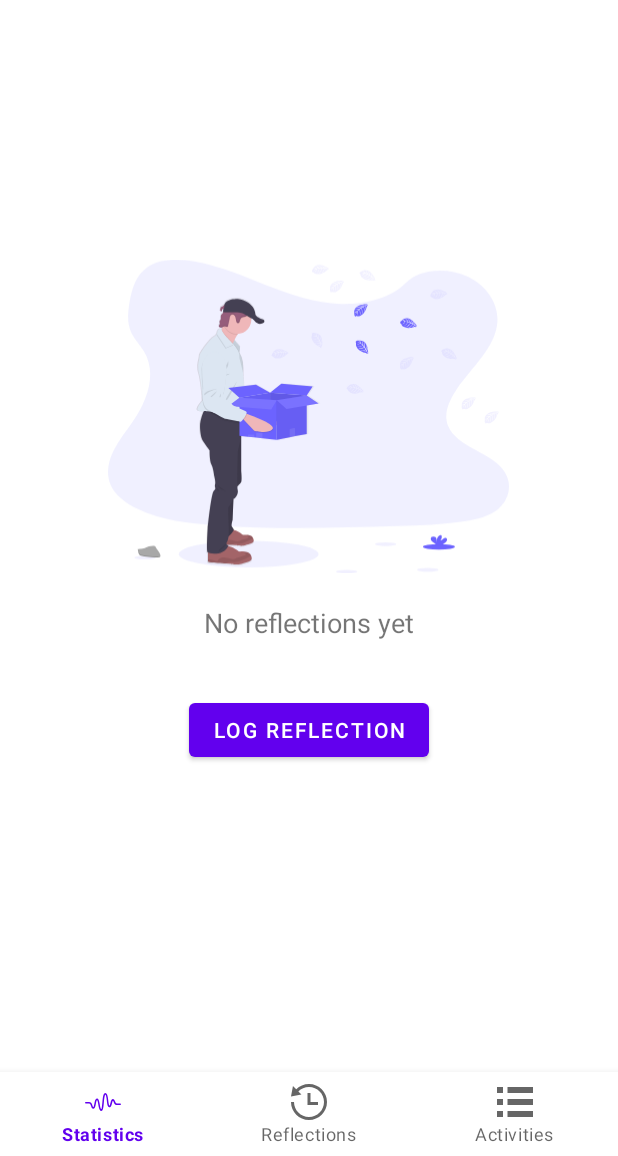
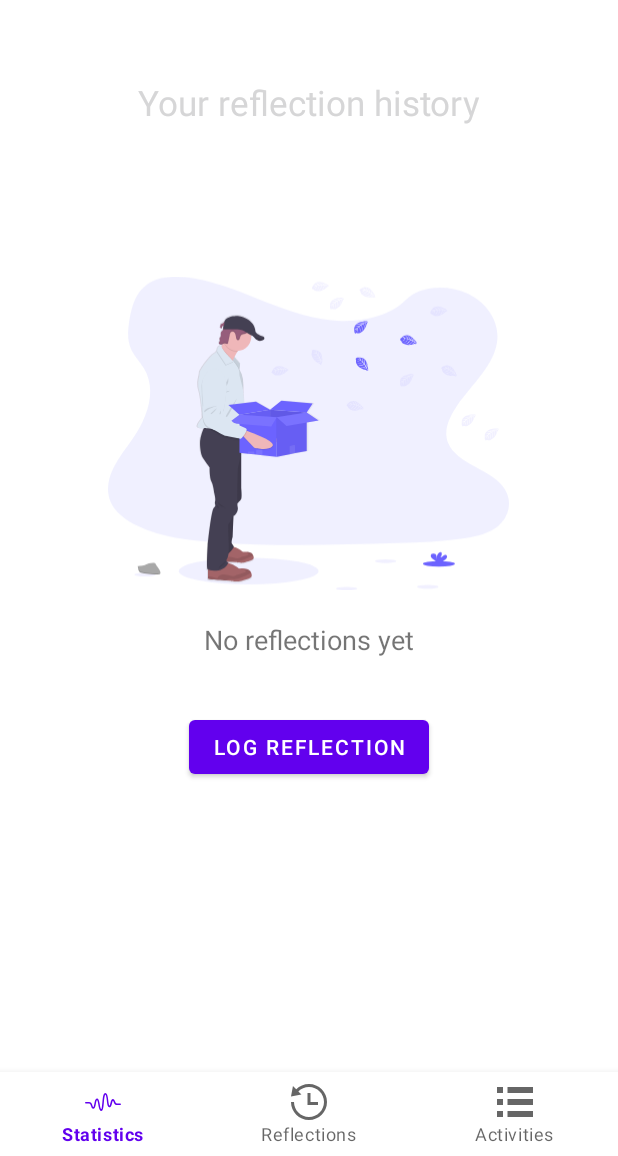
Before and after one commit to sarckk/epiphany, an Android app: the ReflectionListFragment screen opened through its navigation route, on a phone screen of 412 x 824 dp, the part 80-1236 px from its top. Run offline under Robolectric (Android 15) with nearby library versions, the phone set to English and light mode, and no system bars; our stand-ins replace Room's generated code; libraries missing offline, so code that uses them is left out: com.github.mikephil.charting, com.xwray.groupie; 2 statements that could not run were skipped.

Commit message:
Stylistic changes

```diff
--- a/app/src/main/res/layout/fragment_reflection_list.xml
+++ b/app/src/main/res/layout/fragment_reflection_list.xml
@@ -29,18 +29,17 @@
                     android:text="Loading reflection history"/>
         </LinearLayout>
 
-        <!--
         <TextView
+            android:layout_marginTop="20dp"
             android:layout_gravity="center_horizontal"
             android:layout_width="wrap_content"
             android:layout_height="wrap_content"
             android:textSize="23sp"
             android:textColor="@color/black"
             android:text="Your reflection history" />
-            -->
 
         <ImageView
-            android:layout_marginTop="140dp"
+            android:layout_marginTop="100dp"
             android:id="@+id/noDataImg"
             android:layout_width="267dp"
             android:src="@drawable/ic_no_data"
@@ -60,7 +59,7 @@
 
         <androidx.recyclerview.widget.RecyclerView
             tools:visibility="gone"
-            android:layout_marginTop="10dp"
+            android:layout_marginTop="20dp"
             android:id="@+id/reflectionRecyclerView"
             android:layout_width="wrap_content"
             android:layout_gravity="center_horizontal"
--- a/app/src/main/res/layout/fragment_what_else.xml
+++ b/app/src/main/res/layout/fragment_what_else.xml
@@ -13,13 +13,14 @@
     <TextView
         android:layout_marginTop="30dp"
         android:layout_marginBottom = "10dp"
-        android:id="@+id/textView4"
         android:layout_width="350dp"
         android:layout_height="wrap_content"
         android:text="@string/what_else_question"
         android:textAlignment="center"
         android:layout_gravity="center_horizontal"
-        android:textSize="23sp" />
+        android:textColor="@color/black"
+        android:fontFamily="sans-serif-medium"
+        android:textSize="20sp" />
 
     <EditText
         android:id="@+id/whatElseText"
--- a/app/src/main/res/values/strings.xml
+++ b/app/src/main/res/values/strings.xml
@@ -4,7 +4,7 @@
     <string name="accessibility_service_label">Epiphany</string>
     <string name="accessibility_service_description">Your social media addiction managed</string>
     <string name="wellbeing_question">How would you rate your overall well-being right now?</string>
-    <string name="what_else_question">What else could you have done in the time you spent? (Optional)</string>
+    <string name="what_else_question">What else could you have done in the time you spent on social media today? (Optional)</string>
     <string name="very_good_opt">Very Good</string>
     <string name="pretty_good_opt">Pretty Good</string>
     <string name="ok_opt">Ok</string>
```
